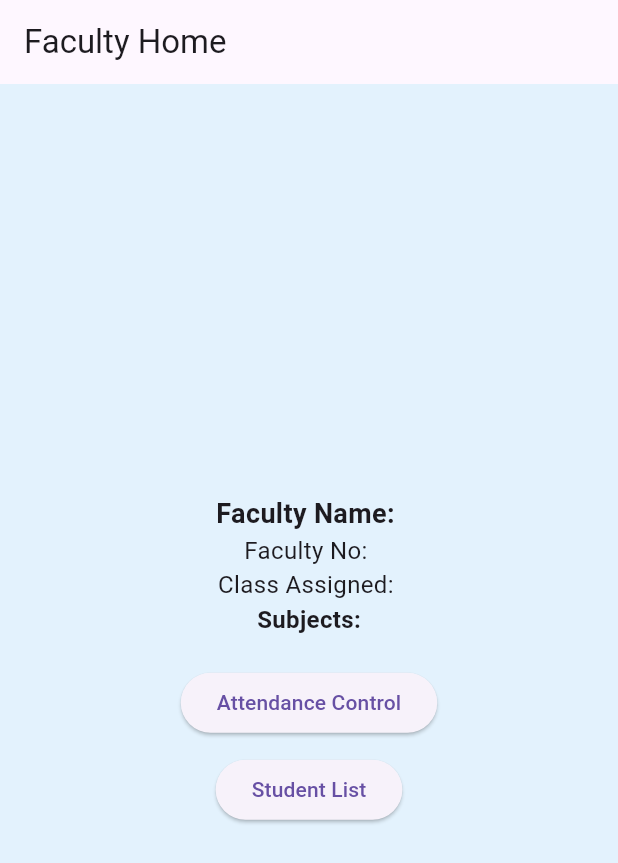
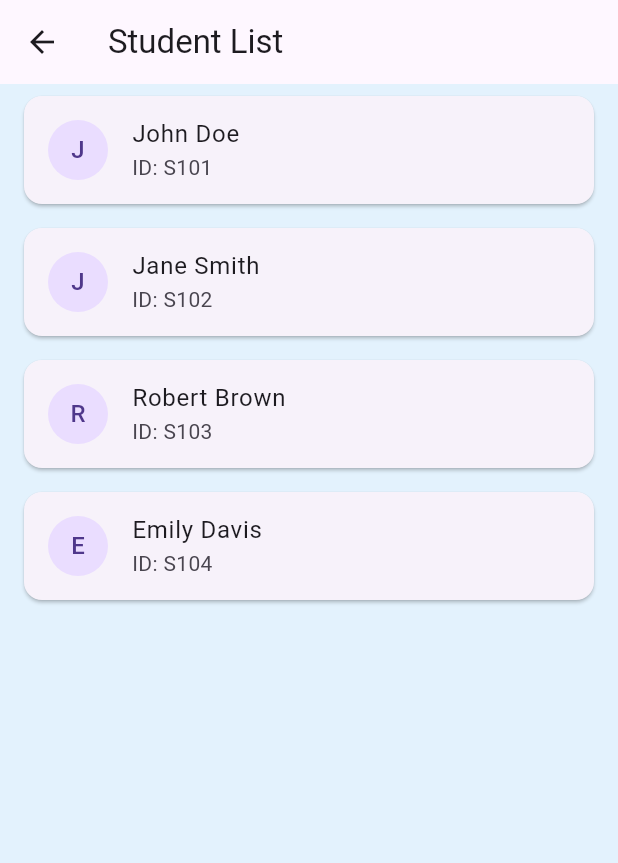
Before and after one commit to ganeshr3120/Smart-attendance-iot-system-with-app, a Flutter app: the FacultyHomeScreen screen opened directly with empty values, after a tap on "Student List", on a phone screen of 412 x 824 dp. Shown: the top 863 px of the screen. Run offline on Flutter 3.47's test engine with Material 3 defaults, Android fonts, the light colour scheme and no system bars; our stand-ins replace shared_preferences; accounts and stored records are empty.

Commit message:
student list button action created and student list page also been created

```diff
--- a/lib/screens/faculty_home.dart
+++ b/lib/screens/faculty_home.dart
@@ -1,4 +1,5 @@
 import 'package:flutter/material.dart';
+import 'faculty_studentList.dart'; // Import the correct student list screen file
 
 class FacultyHomeScreen extends StatelessWidget {
   final Map<String, dynamic> facultyInfo;
@@ -41,14 +42,21 @@ class FacultyHomeScreen extends StatelessWidget {
               SizedBox(height: 20),
               ElevatedButton(
                 onPressed: () {
-                  // Navigate to attendance control
+                  // Navigate to attendance control (Placeholder)
+                  print("Navigate to Attendance Control");
                 },
                 child: Text('Attendance Control'),
               ),
               SizedBox(height: 10),
               ElevatedButton(
                 onPressed: () {
-                  // Navigate to student list
+                  // Navigate to Student List Screen (faculty_studentList.dart)
+                  Navigator.push(
+                    context,
+                    MaterialPageRoute(
+                      builder: (context) => FacultyStudentListScreen(),
+                    ),
+                  );
                 },
                 child: Text('Student List'),
               ),
--- /dev/null
+++ b/lib/screens/faculty_studentList.dart
@@ -0,0 +1,35 @@
+import 'package:flutter/material.dart';
+
+class FacultyStudentListScreen extends StatelessWidget {
+  // Sample student data
+  final List<Map<String, String>> students = [
+    {'name': 'John Doe', 'id': 'S101'},
+    {'name': 'Jane Smith', 'id': 'S102'},
+    {'name': 'Robert Brown', 'id': 'S103'},
+    {'name': 'Emily Davis', 'id': 'S104'},
+  ];
+
+  @override
+  Widget build(BuildContext context) {
+    return Scaffold(
+      appBar: AppBar(title: Text('Student List')),
+      body: ListView.builder(
+        itemCount: students.length,
+        itemBuilder: (context, index) {
+          return Card(
+            margin: EdgeInsets.symmetric(vertical: 8, horizontal: 16),
+            child: ListTile(
+              leading: CircleAvatar(child: Text(students[index]['name']![0])),
+              title: Text(students[index]['name']!),
+              subtitle: Text('ID: ${students[index]['id']}'),
+              onTap: () {
+                // Handle student selection
+                print("Selected: ${students[index]['name']}");
+              },
+            ),
+          );
+        },
+      ),
+    );
+  }
+}
```
